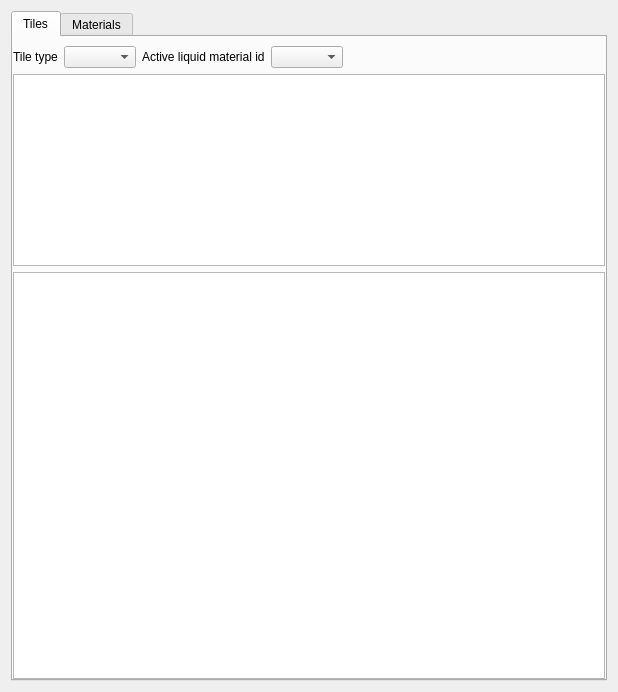
Before: the Qt Designer form tile_form.ui in konstvest/ei_maper, drawn with Qt 5.
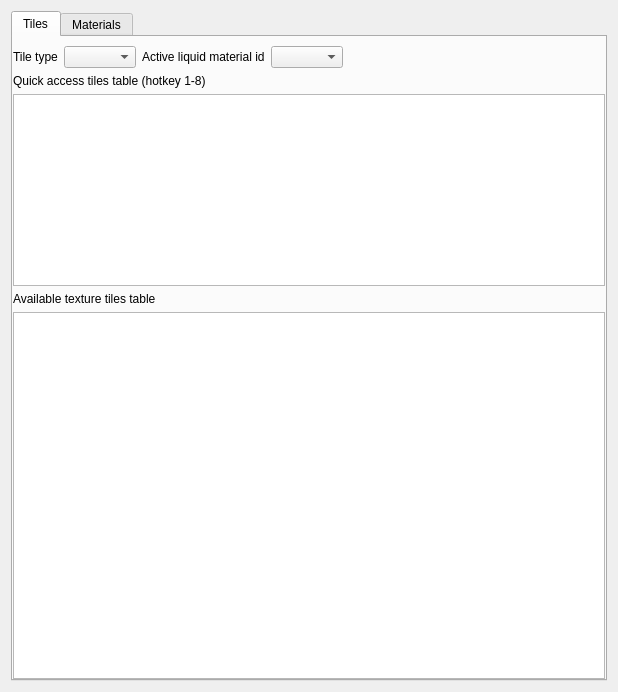
After: the same form once the commit is applied.

Commit message: Add quick access tile set

```diff
--- a/tile_form.ui
+++ b/tile_form.ui
@@ -34,7 +34,7 @@
         <number>0</number>
        </property>
        <item>
-        <layout class="QVBoxLayout" name="verticalLayout_2" stretch="0,0,1">
+        <layout class="QVBoxLayout" name="verticalLayout_2" stretch="0,0,0,0,1">
          <item>
           <layout class="QHBoxLayout" name="horizontalLayout">
            <property name="topMargin">
@@ -75,6 +75,13 @@
            </item>
           </layout>
          </item>
+         <item>
+          <widget class="QLabel" name="label_2">
+           <property name="text">
+            <string>Quick access tiles table (hotkey 1-8)</string>
+           </property>
+          </widget>
+         </item>
          <item>
           <widget class="QTableWidget" name="tableQuick">
            <property name="sizePolicy">
@@ -85,6 +92,13 @@
            </property>
           </widget>
          </item>
+         <item>
+          <widget class="QLabel" name="label_15">
+           <property name="text">
+            <string>Available texture tiles table</string>
+           </property>
+          </widget>
+         </item>
          <item>
           <widget class="QTableWidget" name="tableTile"/>
          </item>
```
The commit also changes 7 other files.
